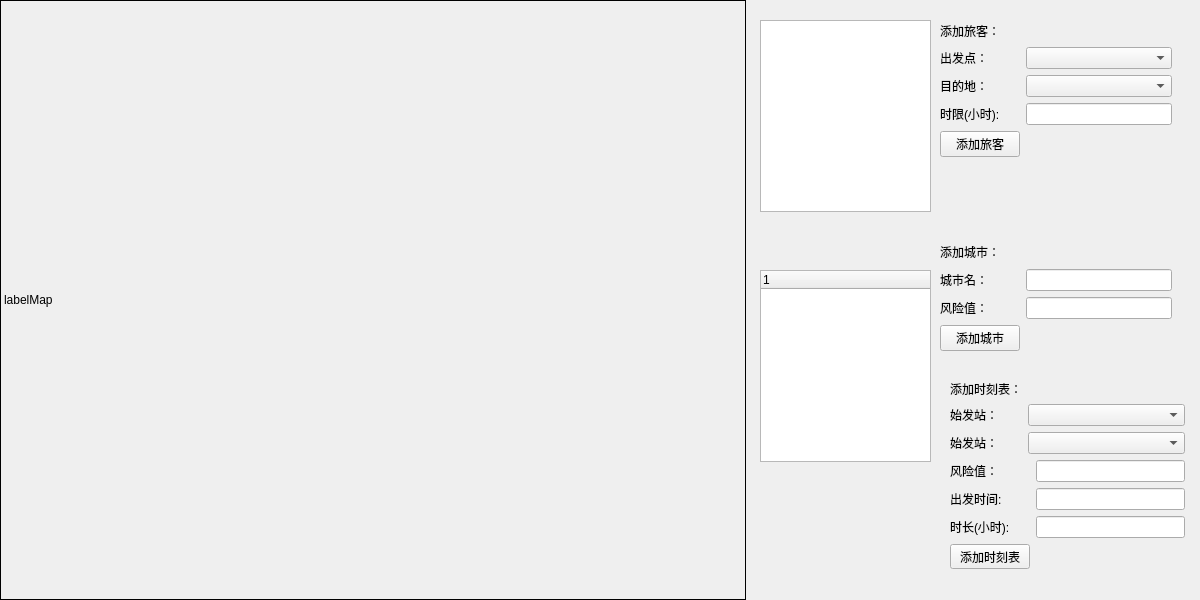
Qt form COVID-19/mainwindow.ui (Seizzzz/DataStructure_CourseDesign) before a commit.
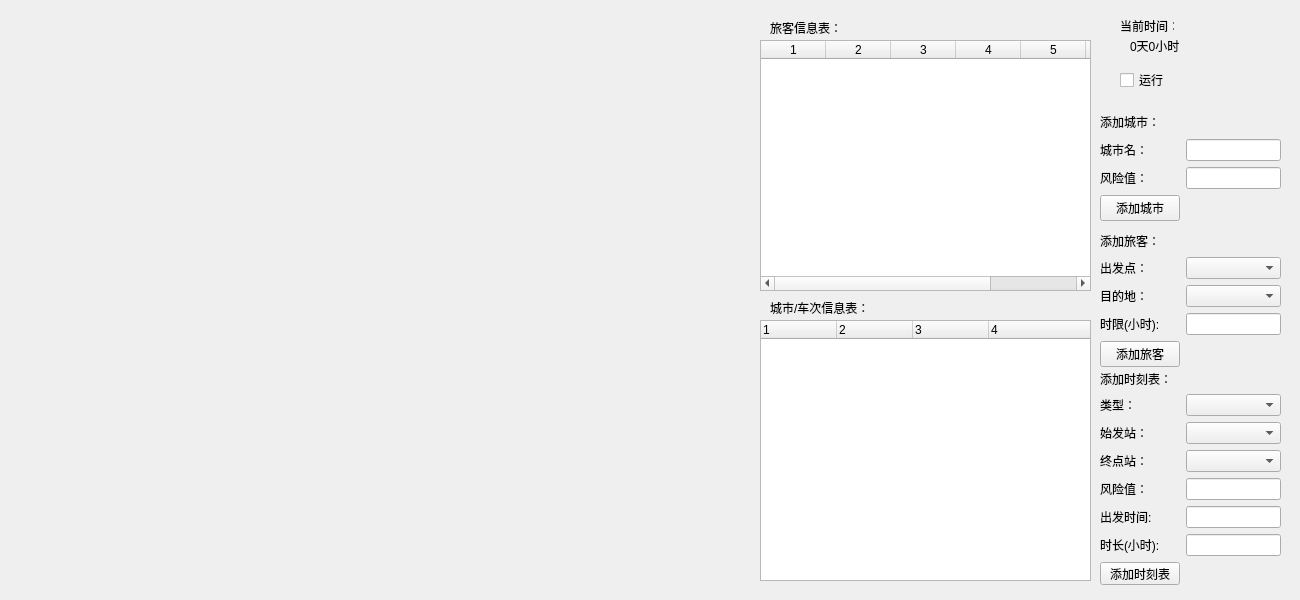
The same form after that commit. Custom widgets are drawn as their Qt base class.

What changed in the file:
```diff
--- a/COVID-19/mainwindow.ui
+++ b/COVID-19/mainwindow.ui
@@ -6,7 +6,7 @@
    <rect>
     <x>0</x>
     <y>0</y>
-    <width>1200</width>
+    <width>1300</width>
     <height>600</height>
    </rect>
   </property>
@@ -14,31 +14,12 @@
    <string>MainWindow</string>
   </property>
   <widget class="QWidget" name="centralwidget">
-   <widget class="QLabel" name="labelMap">
-    <property name="geometry">
-     <rect>
-      <x>0</x>
-      <y>0</y>
-      <width>746</width>
-      <height>600</height>
-     </rect>
-    </property>
-    <property name="frameShape">
-     <enum>QFrame::Box</enum>
-    </property>
-    <property name="text">
-     <string>labelMap</string>
-    </property>
-    <property name="scaledContents">
-     <bool>false</bool>
-    </property>
-   </widget>
    <widget class="QWidget" name="widgetAddTourist" native="true">
     <property name="geometry">
      <rect>
-      <x>940</x>
-      <y>20</y>
-      <width>232</width>
+      <x>1100</x>
+      <y>230</y>
+      <width>181</width>
       <height>137</height>
      </rect>
     </property>
@@ -82,6 +63,9 @@
      </item>
      <item row="4" column="0">
       <widget class="QPushButton" name="pushButtonAddTourist">
+       <property name="enabled">
+        <bool>true</bool>
+       </property>
        <property name="text">
         <string>添加旅客</string>
        </property>
@@ -92,9 +76,9 @@
    <widget class="QWidget" name="widgetAddTourist_2" native="true">
     <property name="geometry">
      <rect>
-      <x>940</x>
-      <y>240</y>
-      <width>232</width>
+      <x>1100</x>
+      <y>110</y>
+      <width>181</width>
       <height>111</height>
      </rect>
     </property>
@@ -128,6 +112,9 @@
      </item>
      <item row="3" column="0">
       <widget class="QPushButton" name="pushButtonAddCity">
+       <property name="enabled">
+        <bool>true</bool>
+       </property>
        <property name="text">
         <string>添加城市</string>
        </property>
@@ -135,13 +122,150 @@
      </item>
     </layout>
    </widget>
+   <widget class="QTableWidget" name="tableWidgetTourist">
+    <property name="geometry">
+     <rect>
+      <x>760</x>
+      <y>40</y>
+      <width>331</width>
+      <height>251</height>
+     </rect>
+    </property>
+    <property name="columnCount">
+     <number>7</number>
+    </property>
+    <attribute name="horizontalHeaderDefaultSectionSize">
+     <number>65</number>
+    </attribute>
+    <column/>
+    <column/>
+    <column/>
+    <column/>
+    <column/>
+    <column/>
+    <column/>
+   </widget>
+   <widget class="QTreeWidget" name="treeWidgetCity">
+    <property name="geometry">
+     <rect>
+      <x>760</x>
+      <y>320</y>
+      <width>331</width>
+      <height>261</height>
+     </rect>
+    </property>
+    <property name="columnCount">
+     <number>4</number>
+    </property>
+    <attribute name="headerVisible">
+     <bool>true</bool>
+    </attribute>
+    <attribute name="headerDefaultSectionSize">
+     <number>76</number>
+    </attribute>
+    <column>
+     <property name="text">
+      <string notr="true">1</string>
+     </property>
+    </column>
+    <column>
+     <property name="text">
+      <string notr="true">2</string>
+     </property>
+    </column>
+    <column>
+     <property name="text">
+      <string notr="true">3</string>
+     </property>
+    </column>
+    <column>
+     <property name="text">
+      <string notr="true">4</string>
+     </property>
+    </column>
+   </widget>
+   <widget class="QCheckBox" name="checkBoxTime">
+    <property name="geometry">
+     <rect>
+      <x>1120</x>
+      <y>70</y>
+      <width>71</width>
+      <height>20</height>
+     </rect>
+    </property>
+    <property name="text">
+     <string>运行</string>
+    </property>
+   </widget>
+   <widget class="QLabel" name="label_11">
+    <property name="geometry">
+     <rect>
+      <x>1120</x>
+      <y>20</y>
+      <width>54</width>
+      <height>12</height>
+     </rect>
+    </property>
+    <property name="text">
+     <string>当前时间：</string>
+    </property>
+   </widget>
+   <widget class="QLabel" name="labelTime">
+    <property name="geometry">
+     <rect>
+      <x>1130</x>
+      <y>40</y>
+      <width>54</width>
+      <height>12</height>
+     </rect>
+    </property>
+    <property name="text">
+     <string>0天0小时</string>
+    </property>
+   </widget>
+   <widget class="QLabel" name="label_12">
+    <property name="geometry">
+     <rect>
+      <x>770</x>
+      <y>20</y>
+      <width>81</width>
+      <height>16</height>
+     </rect>
+    </property>
+    <property name="text">
+     <string>旅客信息表：</string>
+    </property>
+   </widget>
+   <widget class="QLabel" name="label_13">
+    <property name="geometry">
+     <rect>
+      <x>770</x>
+      <y>300</y>
+      <width>111</width>
+      <height>16</height>
+     </rect>
+    </property>
+    <property name="text">
+     <string>城市/车次信息表：</string>
+    </property>
+   </widget>
+   <widget class="myMap" name="widgetMap" native="true">
+    <property name="geometry">
+     <rect>
+      <x>0</x>
+      <y>0</y>
+      <width>746</width>
+      <height>600</height>
+     </rect>
+    </property>
+   </widget>
    <widget class="QWidget" name="widgetAddTourist_3" native="true">
     <property name="geometry">
      <rect>
-      <x>950</x>
-      <y>380</y>
-      <width>235</width>
-      <height>189</height>
+      <x>1100</x>
+      <y>370</y>
+      <width>181</width>
+      <height>215</height>
      </rect>
     </property>
     <layout class="QGridLayout" name="gridLayout_3">
@@ -153,89 +277,77 @@
       </widget>
      </item>
      <item row="1" column="0">
+      <widget class="QLabel" name="label_14">
+       <property name="text">
+        <string>类型：</string>
+       </property>
+      </widget>
+     </item>
+     <item row="1" column="1">
+      <widget class="QComboBox" name="comboBoxTransportKind"/>
+     </item>
+     <item row="2" column="0">
       <widget class="QLabel" name="label_10">
        <property name="text">
         <string>始发站：</string>
        </property>
       </widget>
      </item>
-     <item row="1" column="1" colspan="2">
+     <item row="2" column="1">
       <widget class="QComboBox" name="comboBoxTransportStart"/>
      </item>
-     <item row="2" column="0">
+     <item row="3" column="0">
       <widget class="QLabel" name="label_5">
        <property name="text">
-        <string>始发站：</string>
+        <string>终点站：</string>
        </property>
       </widget>
      </item>
-     <item row="2" column="1" colspan="2">
+     <item row="3" column="1">
       <widget class="QComboBox" name="comboBoxTransportDes"/>
      </item>
-     <item row="3" column="0">
+     <item row="4" column="0">
       <widget class="QLabel" name="label_7">
        <property name="text">
         <string>风险值：</string>
        </property>
       </widget>
      </item>
-     <item row="4" column="0">
+     <item row="4" column="1">
+      <widget class="QLineEdit" name="lineEditTransportRisk"/>
+     </item>
+     <item row="5" column="0">
       <widget class="QLabel" name="label_9">
        <property name="text">
         <string>出发时间:</string>
        </property>
       </widget>
      </item>
-     <item row="4" column="2">
+     <item row="5" column="1">
       <widget class="QLineEdit" name="lineEditTransportStartTime"/>
      </item>
-     <item row="5" column="0">
+     <item row="6" column="0">
       <widget class="QLabel" name="label_8">
        <property name="text">
         <string>时长(小时):</string>
        </property>
       </widget>
      </item>
-     <item row="5" column="2">
+     <item row="6" column="1">
       <widget class="QLineEdit" name="lineEditTransportTimecost"/>
      </item>
-     <item row="6" column="0" colspan="2">
+     <item row="7" column="0">
       <widget class="QPushButton" name="pushButtonAddTransport">
+       <property name="enabled">
+        <bool>true</bool>
+       </property>
        <property name="text">
         <string>添加时刻表</string>
        </property>
       </widget>
      </item>
-     <item row="3" column="2">
-      <widget class="QLineEdit" name="lineEditTransportRisk"/>
-     </item>
     </layout>
    </widget>
-   <widget class="QTableWidget" name="tableWidgetTourist">
-    <property name="geometry">
-     <rect>
-      <x>760</x>
-      <y>20</y>
-      <width>171</width>
-      <height>192</height>
-     </rect>
-    </property>
-   </widget>
-   <widget class="QTreeWidget" name="treeWidgetCity">
-    <property name="geometry">
-     <rect>
-      <x>760</x>
-      <y>270</y>
-      <width>171</width>
-      <height>192</height>
-     </rect>
-    </property>
-    <column>
-     <property name="text">
-      <string notr="true">1</string>
-     </property>
-    </column>
-   </widget>
   </widget>
   <action name="actionQuit">
    <property name="text">
@@ -243,6 +355,14 @@
    </property>
   </action>
  </widget>
+ <customwidgets>
+  <customwidget>
+   <class>myMap</class>
+   <extends>QWidget</extends>
+   <header>mymap.h</header>
+   <container>1</container>
+  </customwidget>
+ </customwidgets>
  <resources/>
  <connections/>
 </ui>
```
